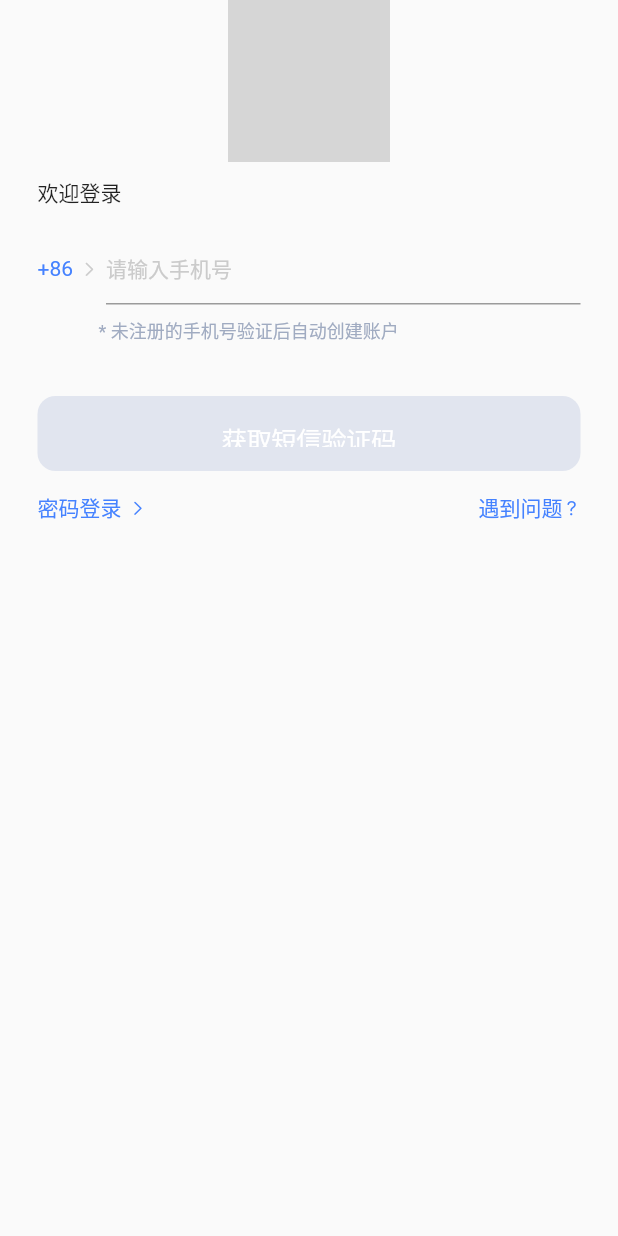
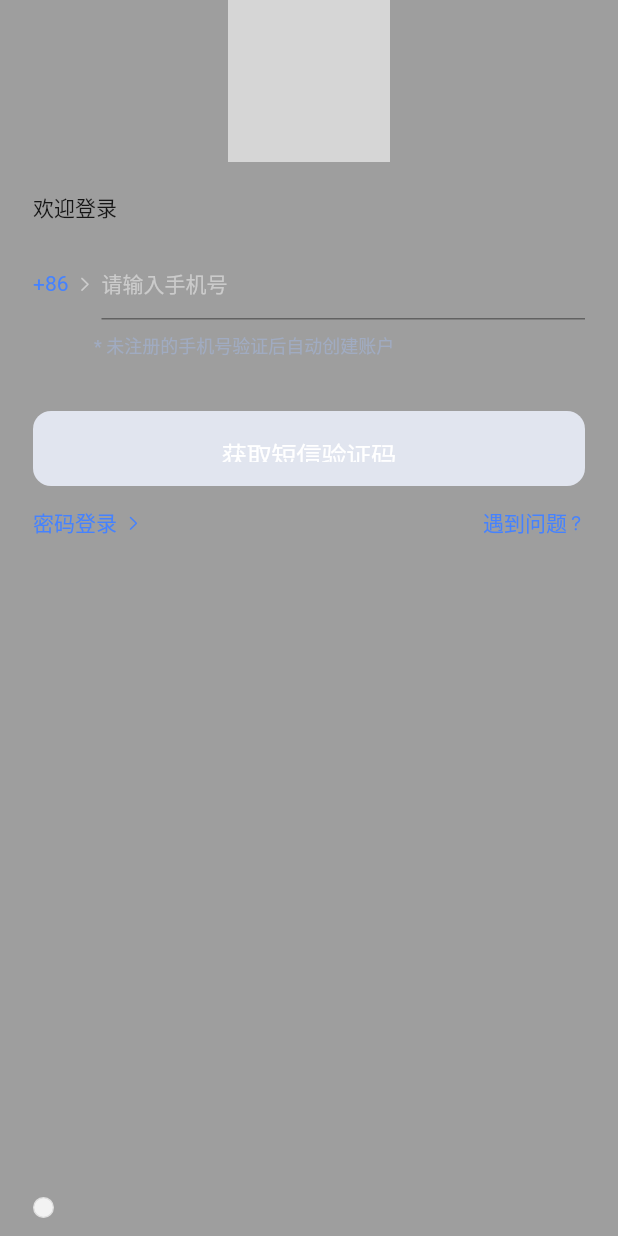
Before and after one commit to QiSky/flutter_uikit, a Flutter app: the LoginWithPhone widget shown alone on an empty page, opened directly with empty values, on a phone screen of 412 x 824 dp. Run offline on Flutter 3.47's test engine with Material 2 defaults, Android fonts, the phone set to English and light mode, and no system bars; our stand-ins replace cached_network_image, permission_handler, shared_preferences, timeline_tile; accounts and stored records are empty; grey boxes are pictures that could not be loaded.

Commit message:
增强LoginWithPhone组件 修正ProtocolDescription组件的错误

```diff
--- a/lib/components/common/protocol_description.dart
+++ b/lib/components/common/protocol_description.dart
@@ -94,23 +94,31 @@ class _ProtocolDescriptionState extends State<ProtocolDescription> {
   }
 
   Widget getContent() {
-    if (widget.keywordList!.isEmpty) {
-      return Transform.translate(
-        offset: Offset(0, -3),
-        child: Text(widget.description,
+    return Transform.translate(
+      offset: Offset(0, -3),
+      child: widget.isEnableClick ? GestureDetector(
+        child: widget.keywordList!.isEmpty ? Text(widget.description,
             style: widget.descriptionStyle,
             softWrap: true,
-            maxLines: widget.maxLine),
-      );
-    } else {
-      return Transform.translate(
-        offset: Offset(0, -3),
-        child: RichText(
+            maxLines: widget.maxLine) : RichText(
             maxLines: widget.maxLine,
             text: TextSpan(
                 style: widget.descriptionStyle, children: getRichText())),
-      );
-    }
+        onTap: () {
+          setState(() {
+            _isClicked = !_isClicked;
+          });
+          widget.onClickAction?.call(_isClicked);
+        }
+      ) : widget.keywordList!.isEmpty ? Text(widget.description,
+          style: widget.descriptionStyle,
+          softWrap: true,
+          maxLines: widget.maxLine) : RichText(
+          maxLines: widget.maxLine,
+          text: TextSpan(
+              style: widget.descriptionStyle, children: getRichText())),
+    );
+
   }
 
   List<InlineSpan> getRichText() {
--- a/lib/components/login/login_with_phone.dart
+++ b/lib/components/login/login_with_phone.dart
@@ -22,6 +22,8 @@ class LoginWithPhone extends StatefulWidget {
 
   late final Color color;
 
+  late final Color bgColor;
+
   final Function(String phoneNumber)? onClickAction;
 
   final Function(String phoneNumber)? onPasswordClickAction;
@@ -36,6 +38,12 @@ class LoginWithPhone extends StatefulWidget {
 
   late final List<KeywordData>? keyWordList;
 
+  late final bool isShowImage;
+
+  late final EdgeInsets padding;
+
+  late final bool isShowAddedButton;
+
   LoginWithPhone(this.path, this.description,
       {this.labelText = "欢迎登录",
       this.color = const Color(0xFF4582FF),
@@ -48,7 +56,12 @@ class LoginWithPhone extends StatefulWidget {
       this.descriptionMaxLength = 3,
       this.keyWordList = const [],
       this.descriptionStyle = const TextStyle(),
-      this.onHelpClickAction});
+      this.onHelpClickAction,
+      this.isShowImage = true,
+      this.padding = const EdgeInsets.symmetric(horizontal: 22),
+      this.isShowAddedButton = true,
+      this.bgColor = Colors.grey
+      });
 
   @override
   State<StatefulWidget> createState() => _LoginWithPhoneState();
@@ -100,11 +113,14 @@ class _LoginWithPhoneState extends State<LoginWithPhone> {
 
   @override
   Widget build(BuildContext context) {
-    return Padding(
-        padding: EdgeInsets.only(left: 25, right: 25),
-        child: Column(crossAxisAlignment: CrossAxisAlignment.start, children: [
-          Container(alignment: Alignment.center, child: generateImage()),
-          PlaceHolder(axis: Axis.vertical, size: 10),
+    return Container(
+        color: widget.bgColor,
+        padding: widget.padding,
+        child: Column(
+          mainAxisAlignment: MainAxisAlignment.center,
+          crossAxisAlignment: CrossAxisAlignment.start, children: [
+          widget.isShowImage ? Container(alignment: Alignment.center, child: generateImage()) : Container(),
+          PlaceHolder(axis: Axis.vertical, size: 20),
           Text(widget.labelText,
               style: widget.labelTextStyle, strutStyle: StrutStyle()),
           PlaceHolder(axis: Axis.vertical, size: 16),
@@ -182,7 +198,7 @@ class _LoginWithPhoneState extends State<LoginWithPhone> {
                     : null),
           ),
           PlaceHolder(axis: Axis.vertical, size: 14),
-          Row(
+          widget.isShowAddedButton ? Row(
             children: [
               GestureDetector(
                 child: Row(
@@ -212,7 +228,7 @@ class _LoginWithPhoneState extends State<LoginWithPhone> {
                 onTap: () => throttle(() => widget.onHelpClickAction?.call()),
               )
             ],
-          ),
+          ) : Container(),
           Spacer(),
           ProtocolDescription(
             widget.description,
@@ -221,6 +237,7 @@ class _LoginWithPhoneState extends State<LoginWithPhone> {
             maxLine: widget.descriptionMaxLength,
             innerColor: Color(0xFF4582FF),
             isEnableClick: true,
+            isShowPoint: true,
           ),
           PlaceHolder(axis: Axis.vertical, size: 10),
         ]));
```
